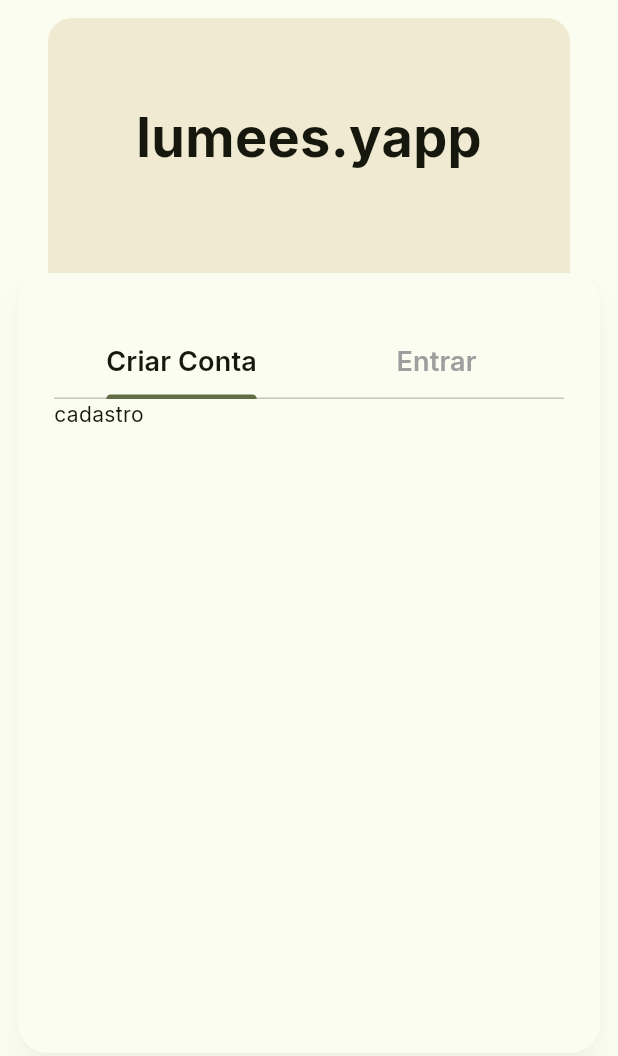
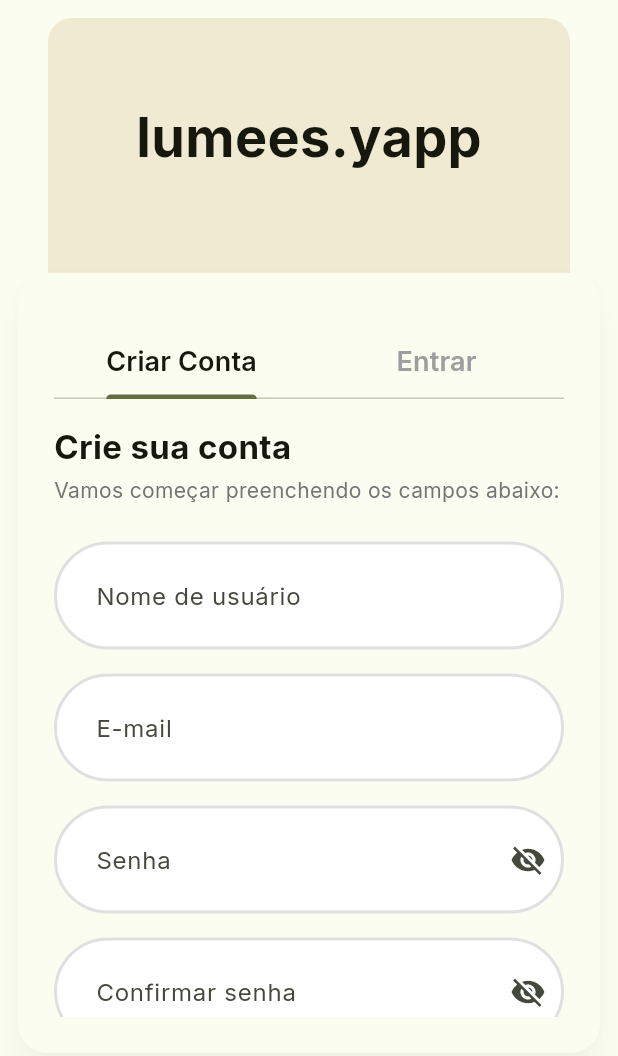
Before and after one commit to Nekozin/lumees-yapplant, a Flutter app: the TelaAuth screen opened by its route, on a phone screen of 412 x 824 dp. Shown: the top 1056 px of the screen. Run offline on Flutter 3.47's test engine with Material 3 defaults, Android fonts, the phone set to English and light mode, and no system bars; our stand-ins replace cloud_firestore, firebase_auth, firebase_core, fl_chart, geolocator, google_fonts; accounts and stored records are empty.

Commit message:
feat(mobile): cria aba de cadastro

```diff
--- a/mobile/lumeesyapp/lib/pages/TelaAuth.dart
+++ b/mobile/lumeesyapp/lib/pages/TelaAuth.dart
@@ -1,7 +1,7 @@
 import 'package:flutter/material.dart';
 
 import '../theme/app_theme.dart';
-//import '../widgets/aba_cadastro.dart';
+import '../widgets/tab_signup.dart';
 //import '../widgets/aba_login.dart';
 
 class TelaAuth extends StatelessWidget {
@@ -97,9 +97,8 @@ class TelaAuth extends StatelessWidget {
                                   child: TabBarView(
 
                                     children: [
-                                      Text('cadastro'),
+                                      TabSignup(),
                                       Text('login')
-                                      //AbaCadastro(),
                                       //AbaLogin(),
                                     ],
                                   ),
--- /dev/null
+++ b/mobile/lumeesyapp/lib/widgets/tab_signup.dart
@@ -0,0 +1,238 @@
+import 'package:flutter/material.dart';
+
+import '../theme/app_theme.dart';
+
+class TabSignup extends StatefulWidget {
+  const TabSignup({super.key});
+
+  @override
+  State<TabSignup> createState() => TabSignupState();
+}
+
+class TabSignupState extends State<TabSignup> {
+
+  String nome = '';
+  String email = '';
+  String senha = '';
+  String confirmarSenha = '';
+
+  bool mostrarSenha = false;
+  bool mostrarConfirmarSenha = false;
+
+  @override
+  Widget build(BuildContext context) {
+    return SingleChildScrollView(
+      padding: const EdgeInsets.only(top: 16),
+
+      child: Column(
+        crossAxisAlignment: CrossAxisAlignment.start,
+
+        children: [
+
+          // TÍTULO
+          Text(
+            'Crie sua conta',
+            style: AppTheme.titleMedium,
+          ),
+
+          const SizedBox(height: 4),
+
+          Text(
+            'Vamos começar preenchendo os campos abaixo:',
+            style: AppTheme.bodySmall.copyWith(
+              color: Colors.grey.shade600,
+            ),
+          ),
+
+          const SizedBox(height: 24),
+
+          // NOME
+          _campoTexto(
+            label: 'Nome de usuário',
+            onChanged: (value) => nome = value,
+          ),
+
+          const SizedBox(height: 16),
+
+          // EMAIL
+          _campoTexto(
+            label: 'E-mail',
+            keyboardType: TextInputType.emailAddress,
+            onChanged: (value) => email = value,
+          ),
+
+          const SizedBox(height: 16),
+
+          // SENHA
+          _campoTexto(
+            label: 'Senha',
+            obscureText: true,
+            suffixIcon: IconButton(
+              icon: Icon(
+                mostrarSenha
+                    ? Icons.visibility
+                    : Icons.visibility_off,
+              ),
+              onPressed: () {
+                setState(() {
+                  mostrarSenha = !mostrarSenha;
+                });
+              },
+            ),
+
+            onChanged: (value) => senha = value,
+          ),
+
+          const SizedBox(height: 16),
+
+          // CONFIRMAR SENHA
+          _campoTexto(
+            label: 'Confirmar senha',
+            obscureText: true,
+            suffixIcon: IconButton(
+              icon: Icon(
+                mostrarConfirmarSenha
+                    ? Icons.visibility
+                    : Icons.visibility_off,
+              ),
+              onPressed: () {
+                setState(() {
+                  mostrarConfirmarSenha =
+                      !mostrarConfirmarSenha;
+                });
+              },
+            ),
+
+            onChanged: (value) => confirmarSenha = value,
+          ),
+
+          const SizedBox(height: 24),
+
+          // BOTÃO
+          SizedBox(
+            width: double.infinity,
+
+            child: ElevatedButton(
+              onPressed: () {
+                if (!_validarFormulario()) {
+                  return;
+                }
+                _mostrarMensagem(
+                  'Validação concluída com sucesso!'
+                );
+              },
+
+              child: const Text('Criar Conta'),
+            ),
+          ),
+
+          const SizedBox(height: 12),
+        ],
+      ),
+    );
+  }
+
+  Widget _campoTexto({
+    required String label,
+    bool obscureText = false,
+    Widget? suffixIcon,
+    TextInputType keyboardType = TextInputType.text,
+    ValueChanged<String>? onChanged,
+  }) {
+    return TextField(
+      keyboardType: keyboardType,
+      obscureText: obscureText,
+      onChanged: onChanged,
+
+      decoration: InputDecoration(
+        labelText: label,
+
+        filled: true,
+        fillColor: Colors.white,
+
+        contentPadding: const EdgeInsets.all(24),
+
+        suffixIcon: suffixIcon,
+
+        enabledBorder: OutlineInputBorder(
+          borderRadius: BorderRadius.circular(40),
+          borderSide: BorderSide(
+            color: Colors.grey.shade300,
+            width: 2,
+          ),
+        ),
+
+        focusedBorder: OutlineInputBorder(
+          borderRadius: BorderRadius.circular(40),
+          borderSide: const BorderSide(
+            color: AppTheme.mainGreen,
+            width: 2,
+          ),
+        ),
+
+        errorBorder: OutlineInputBorder(
+          borderRadius: BorderRadius.circular(40),
+          borderSide: const BorderSide(
+            color: AppTheme.auxDanger,
+            width: 2,
+          ),
+        ),
+
+        focusedErrorBorder: OutlineInputBorder(
+          borderRadius: BorderRadius.circular(40),
+          borderSide: const BorderSide(
+            color: AppTheme.auxDanger,
+            width: 2,
+          ),
+        ),
+      ),
+    );
+  }
+
+  void _mostrarMensagem(String mensagem) {
+    ScaffoldMessenger.of(context).showSnackBar(
+      SnackBar(
+        content: Text(mensagem),
+      ),
+    );
+  }
+
+  bool _validarFormulario() {
+    if (nome.trim().isEmpty) {
+      _mostrarMensagem(
+        'Informe o nome de usuário.',
+      );
+      return false;
+    }
+
+    if (email.trim().isEmpty) {
+      _mostrarMensagem(
+        'Informe o e-mail.',
+      );
+      return false;
+    }
+
+    if (!email.contains('@')) {
+      _mostrarMensagem(
+        'Informe um e-mail válido.',
+      );
+      return false;
+    }
+
+    if (senha.length < 6) {
+      _mostrarMensagem(
+        'A senha deve possuir no mínimo 6 caracteres.',
+      );
+      return false;
+    }
+
+    if (senha != confirmarSenha) {
+      _mostrarMensagem(
+        'As senhas não coincidem.',
+      );
+      return false;
+    }
+
+    return true;
+  }
+}
```
